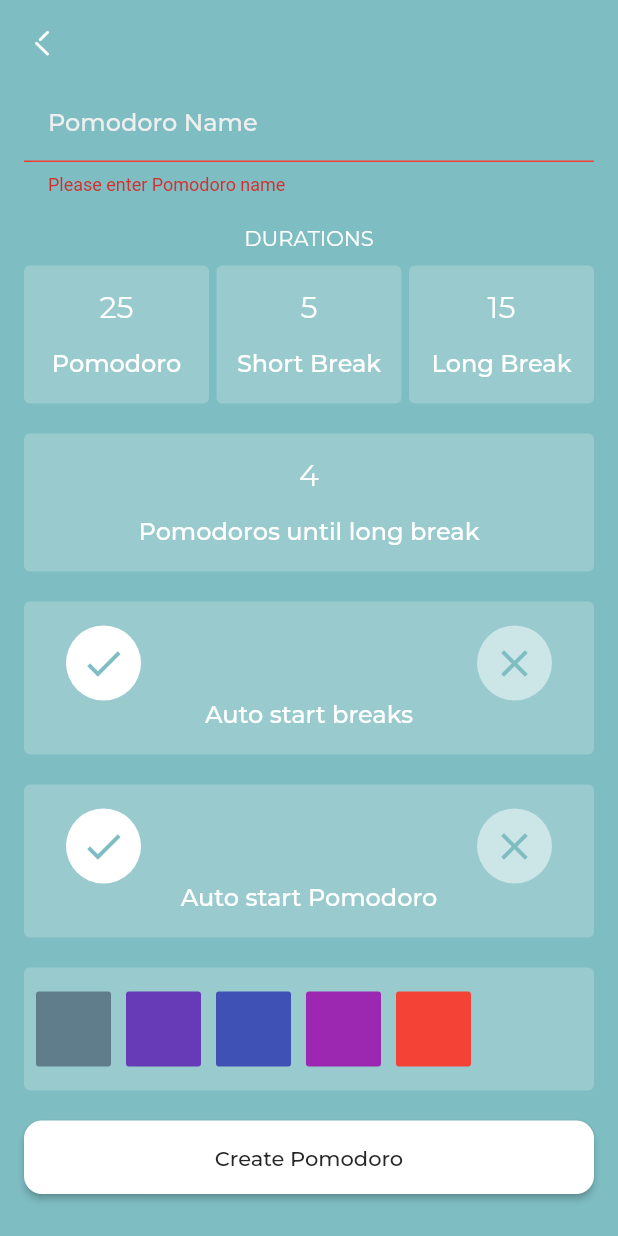
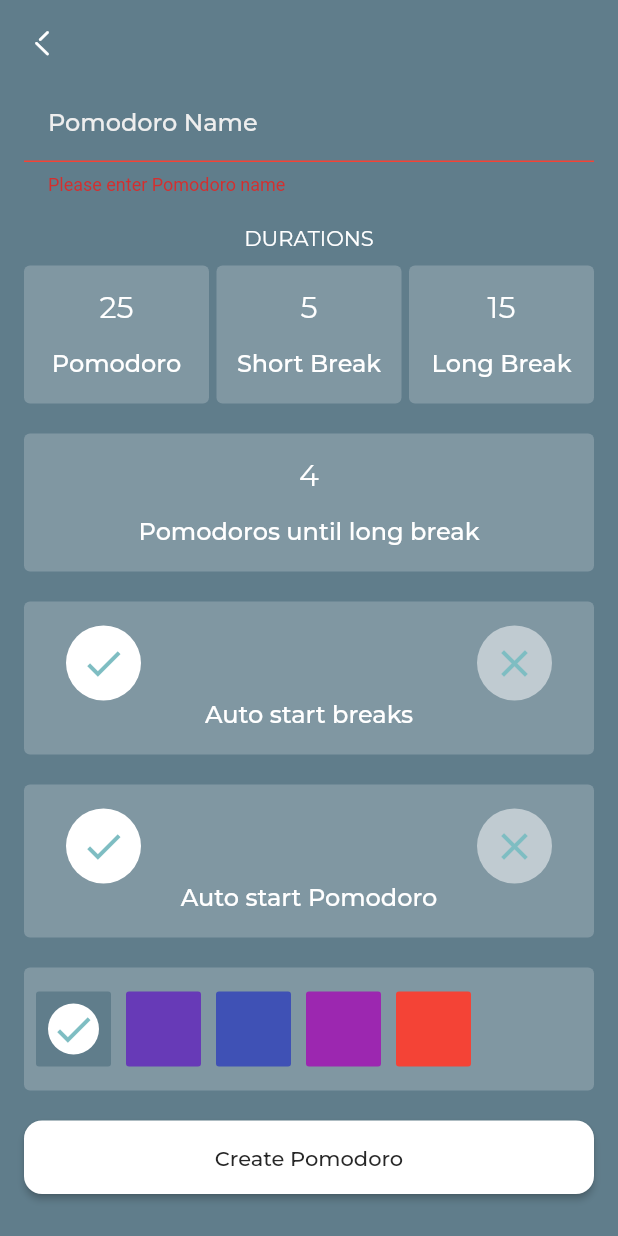
Before and after one commit to FadyShehataa/pomodoro_app, a Flutter app: the CreatePomodoroView screen opened directly, after a tap on "Create Pomodoro", on a phone screen of 412 x 824 dp. Run offline on Flutter 3.47's test engine with Material 2 defaults, Android fonts, the phone set to English and light mode, and no system bars; our stand-ins replace device_preview, equatable, flutter_bloc, google_fonts, hive, hive_flutter; accounts and stored records are empty.

Commit message:
Pomodoro color done

```diff
--- a/lib/Feature/Home/data/models/pomodoro_model.dart
+++ b/lib/Feature/Home/data/models/pomodoro_model.dart
@@ -19,7 +19,7 @@ class PomodoroModel extends HiveObject {
   @HiveField(6)
   final bool autoStartPomodoro;
   @HiveField(7)
-  final int color;
+  int color;
 
   PomodoroModel({
     required this.title,
--- a/lib/Feature/Home/presentation/manager/create_pomodoro_cubit/create_pomodoro_cubit.dart
+++ b/lib/Feature/Home/presentation/manager/create_pomodoro_cubit/create_pomodoro_cubit.dart
@@ -1,4 +1,5 @@
 import 'package:equatable/equatable.dart';
+import 'package:flutter/material.dart';
 import 'package:flutter_bloc/flutter_bloc.dart';
 import 'package:hive_flutter/hive_flutter.dart';
 import 'package:pomodoro_master_app/Core/utils/constants.dart';
@@ -15,6 +16,7 @@ class CreatePomodoroCubit extends Cubit<CreatePomodoroState> {
   int pomodorosUntilLongBreak = 4;
 
   int time = 0;
+  Color colorPomodoro = kColors[0];
 
   void changeTime() {
     emit(CreatePomodoroChangLoading());
@@ -22,6 +24,7 @@ class CreatePomodoroCubit extends Cubit<CreatePomodoroState> {
   }
 
   addPomodoro(PomodoroModel pomodoroModel) async {
+    pomodoroModel.color = colorPomodoro.value;
     emit(AddPomodoroLoading());
     try {
       Box<PomodoroModel> pomodorosBox = Hive.box<PomodoroModel>(kPomodoroBox);
@@ -30,5 +33,11 @@ class CreatePomodoroCubit extends Cubit<CreatePomodoroState> {
     } on Exception catch (e) {
       emit(AddPomodoroFailure(message: e.toString()));
     }
+    colorPomodoro = kColors[0];
+  }
+
+  changeColor() {
+    emit(ChangeColorAddPomodoroLoading());
+    emit(ChangeColorAddPomodoroSuccess());
   }
 }
--- a/lib/Feature/Home/presentation/manager/create_pomodoro_cubit/create_pomodoro_state.dart
+++ b/lib/Feature/Home/presentation/manager/create_pomodoro_cubit/create_pomodoro_state.dart
@@ -22,3 +22,7 @@ final class AddPomodoroFailure extends CreatePomodoroState {
 
   const AddPomodoroFailure({required this.message});
 }
+
+final class ChangeColorAddPomodoroLoading extends CreatePomodoroState {}
+
+final class ChangeColorAddPomodoroSuccess extends CreatePomodoroState {}
--- a/lib/Feature/Home/presentation/views/create_pomodoro_view.dart
+++ b/lib/Feature/Home/presentation/views/create_pomodoro_view.dart
@@ -1,16 +1,20 @@
 import 'package:flutter/material.dart';
+import 'package:flutter_bloc/flutter_bloc.dart';
 import 'package:pomodoro_master_app/Core/utils/icon_broken.dart';
+import 'package:pomodoro_master_app/Feature/Home/presentation/manager/create_pomodoro_cubit/create_pomodoro_cubit.dart';
 import 'package:pomodoro_master_app/Feature/Home/presentation/views/widgets/create_pomodoro_view_body.dart';
 
-import '../../../../Core/utils/my_colors.dart';
 
 class CreatePomodoroView extends StatelessWidget {
   const CreatePomodoroView({super.key});
 
   @override
   Widget build(BuildContext context) {
+    return BlocBuilder<CreatePomodoroCubit, CreatePomodoroState>(
+      builder: (context, state) {
         return Scaffold(
-      backgroundColor: MyColors.myBabyBlue,
+          backgroundColor:
+              BlocProvider.of<CreatePomodoroCubit>(context).colorPomodoro,
           appBar: AppBar(
             elevation: 0,
             backgroundColor: Colors.transparent,
@@ -23,5 +27,7 @@ class CreatePomodoroView extends StatelessWidget {
             child: CreatePomodoroViewBody(),
           ),
         );
+      },
+    );
   }
 }
--- a/lib/Feature/Home/presentation/views/widgets/color_item.dart
+++ b/lib/Feature/Home/presentation/views/widgets/color_item.dart
@@ -1,6 +1,5 @@
 import 'package:flutter/material.dart';
-
-import '../../../../../Core/utils/my_colors.dart';
+import 'package:pomodoro_master_app/Feature/Home/presentation/views/widgets/custom_circle_avatar.dart';
 
 class ColorItem extends StatelessWidget {
   const ColorItem({super.key, this.color, required this.isSelected});
@@ -9,12 +8,19 @@ class ColorItem extends StatelessWidget {
   @override
   Widget build(BuildContext context) {
     return isSelected
-        ? CircleAvatar(
-            radius: 25,
-            backgroundColor: MyColors.myWhite,
-            child: CircleAvatar(
-              radius: 20,
-              backgroundColor: color,
+        ? Container(
+            height: 50,
+            width: 50,
+            decoration: BoxDecoration(
+              color: color,
+              borderRadius: BorderRadius.circular(2),
+            ),
+            child: const Padding(
+              padding: EdgeInsets.all(8),
+              child: CustomCircleAvatar(
+                icon: Icons.check,
+                onPressed: null,
+              ),
             ),
           )
         : Container(
--- a/lib/Feature/Home/presentation/views/widgets/create_pomodoro_colors.dart
+++ b/lib/Feature/Home/presentation/views/widgets/create_pomodoro_colors.dart
@@ -1,13 +1,29 @@
 import 'package:flutter/material.dart';
+import 'package:flutter_bloc/flutter_bloc.dart';
+import 'package:pomodoro_master_app/Feature/Home/presentation/manager/create_pomodoro_cubit/create_pomodoro_cubit.dart';
 import 'package:pomodoro_master_app/Feature/Home/presentation/views/widgets/background_container.dart';
 
 import '../../../../../Core/utils/constants.dart';
 import 'color_item.dart';
 
-class CreatePomodoroColors extends StatelessWidget {
+class CreatePomodoroColors extends StatefulWidget {
   const CreatePomodoroColors({
     super.key,
   });
+
+  @override
+  State<CreatePomodoroColors> createState() => _CreatePomodoroColorsState();
+}
+
+class _CreatePomodoroColorsState extends State<CreatePomodoroColors> {
+  late int currentIndex;
+
+  @override
+  void initState() {
+    super.initState();
+    currentIndex = kColors
+        .indexOf(BlocProvider.of<CreatePomodoroCubit>(context).colorPomodoro);
+  }
 
   @override
   Widget build(BuildContext context) {
@@ -15,9 +31,16 @@ class CreatePomodoroColors extends StatelessWidget {
       child: SizedBox(
         height: 50,
         child: ListView.separated(
-          itemBuilder: (context, index) => ColorItem(
-            color: kColors[index],
-            isSelected: false,
+          itemBuilder: (context, index) => InkWell(
+            onTap: () {
+              BlocProvider.of<CreatePomodoroCubit>(context).colorPomodoro = kColors[index];
+            BlocProvider.of<CreatePomodoroCubit>(context).changeColor();
+            setState(() => currentIndex = index);
+            },
+            child: ColorItem(
+              color: kColors[index],
+              isSelected: currentIndex == index,
+            ),
           ),
           itemCount: kColors.length,
           scrollDirection: Axis.horizontal,
--- a/lib/Feature/Home/presentation/views/widgets/create_pomodoro_footer.dart
+++ b/lib/Feature/Home/presentation/views/widgets/create_pomodoro_footer.dart
@@ -32,22 +32,23 @@ class CreatePomodoroFooter extends StatelessWidget {
             ),
             onPressed: () {
               if (formKey.currentState!.validate()) {
-                // PomodoroModel pomodoroModel = PomodoroModel(
-                //   title: controller.text,
-                //   pomodoroTime: BlocProvider.of<CreatePomodoroCubit>(context)
-                //       .pomodoroTime,
-                //   shortBreakTime: BlocProvider.of<CreatePomodoroCubit>(context)
-                //       .shortBreakTime,
-                //   longBreakTime: BlocProvider.of<CreatePomodoroCubit>(context)
-                //       .longBreakTime,
-                //   pomodorosUntilLongBreak:
-                //       BlocProvider.of<CreatePomodoroCubit>(context)
-                //           .pomodorosUntilLongBreak,
-                //   autoStartBreaks: true,
-                //   autoStartPomodoro: true,
-                //   color: MyColors.myBabyBlue.value,
-                // );
-                // BlocProvider.of<CreatePomodoroCubit>(context).addPomodoro(pomodoroModel);
+                PomodoroModel pomodoroModel = PomodoroModel(
+                  title: controller.text,
+                  pomodoroTime: BlocProvider.of<CreatePomodoroCubit>(context)
+                      .pomodoroTime,
+                  shortBreakTime: BlocProvider.of<CreatePomodoroCubit>(context)
+                      .shortBreakTime,
+                  longBreakTime: BlocProvider.of<CreatePomodoroCubit>(context)
+                      .longBreakTime,
+                  pomodorosUntilLongBreak:
+                      BlocProvider.of<CreatePomodoroCubit>(context)
+                          .pomodorosUntilLongBreak,
+                  autoStartBreaks: true,
+                  autoStartPomodoro: true,
+                  color: kColors[0].value,
+                );
+                BlocProvider.of<CreatePomodoroCubit>(context)
+                    .addPomodoro(pomodoroModel);
 
                 // print pomodoro model info
                 print('Pomodoro name: ${controller.text}');
--- a/lib/Feature/Home/presentation/views/widgets/custom_circle_avatar.dart
+++ b/lib/Feature/Home/presentation/views/widgets/custom_circle_avatar.dart
@@ -8,16 +8,18 @@ class CustomCircleAvatar extends StatelessWidget {
     this.backgroundColor = MyColors.myWhite,
     required this.icon,
     this.onPressed,
+    this.radius = 25,
   });
 
   final Color backgroundColor;
   final IconData icon;
   final void Function()? onPressed;
+  final double radius;
 
   @override
   Widget build(BuildContext context) {
     return CircleAvatar(
-      radius: 25,
+      radius: radius,
       backgroundColor: backgroundColor,
       child: IconButton(
         icon: Icon(
@@ -26,6 +28,7 @@ class CustomCircleAvatar extends StatelessWidget {
           size: 30,
         ),
         onPressed: onPressed,
+        padding: EdgeInsets.zero,
       ),
     );
   }
```
Lines whose indentation alone changed are shown as unchanged.
